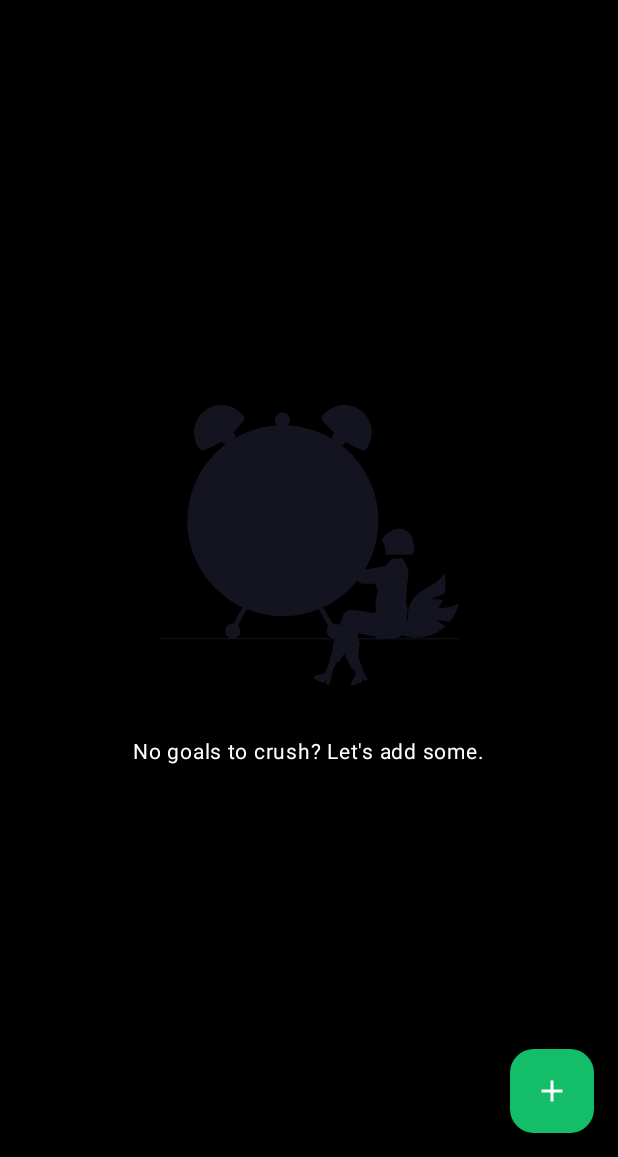
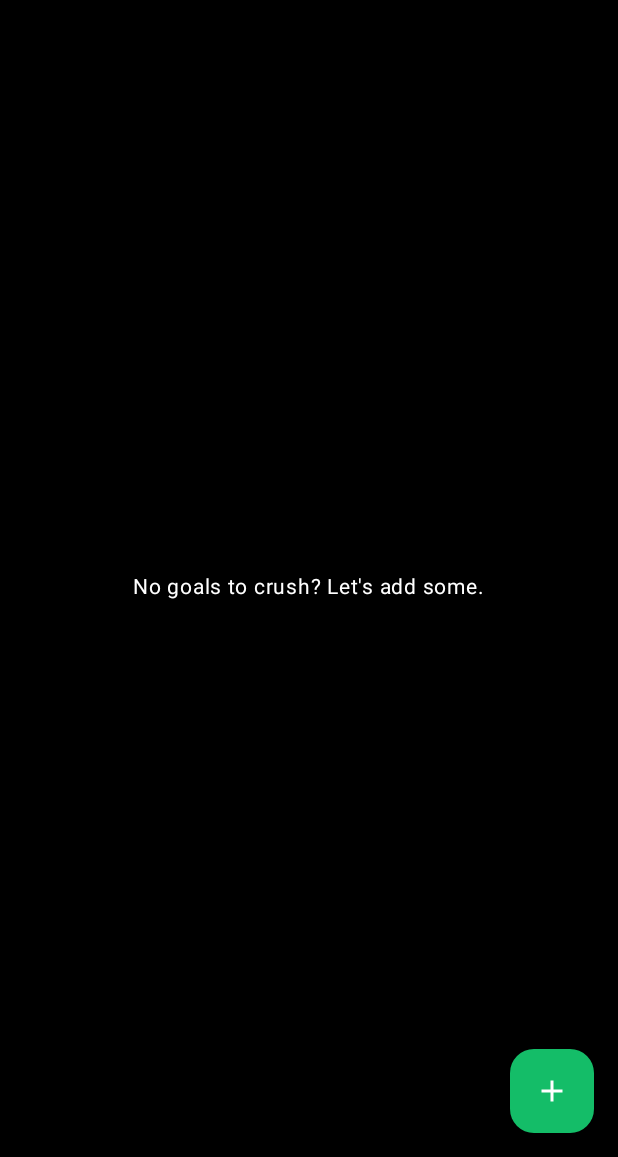
Before and after one commit to boryanz/Dead-line, an Android app built with Jetpack Compose: the screen it shows after launch (MainActivity), on a phone screen of 412 x 824 dp, the part 79-1236 px from its top. Run offline under Robolectric (Android 15) with nearby library versions, the phone set to English and light mode, and no system bars; our stand-ins replace Room's generated code; 1 statement that could not run was skipped.

Commit message:
removed icon from home screen

```diff
--- a/app/src/main/java/com/boryans/deadline/ui/screen/home/HomeContent.kt
+++ b/app/src/main/java/com/boryans/deadline/ui/screen/home/HomeContent.kt
@@ -2,17 +2,10 @@ package com.boryans.deadline.ui.screen.home
 
 import androidx.compose.foundation.layout.Arrangement
 import androidx.compose.foundation.layout.Column
-import androidx.compose.foundation.layout.Spacer
-import androidx.compose.foundation.layout.height
 import androidx.compose.foundation.lazy.LazyColumn
 import androidx.compose.foundation.lazy.items
-import androidx.compose.material3.Icon
 import androidx.compose.runtime.Composable
 import androidx.compose.ui.Alignment
-import androidx.compose.ui.Modifier
-import androidx.compose.ui.res.painterResource
-import androidx.compose.ui.unit.dp
-import com.boryans.deadline.R
 import com.boryans.deadline.ui.components.DeadlineItem
 import com.boryans.deadline.ui.components.SwipeToDeleteContainer
 import com.boryans.deadline.ui.components.Text
@@ -52,11 +45,6 @@ private fun EmptyDeadlinesContent() {
     horizontalAlignment = Alignment.CenterHorizontally,
     verticalArrangement = Arrangement.Center
   ) {
-    Icon(
-      painter = painterResource(id = R.drawable.ic_deadline),
-      contentDescription = "deadline icon"
-    )
-    Spacer(modifier = Modifier.height(32.dp))
     Text.Default(text = "No goals to crush? Let's add some.")
   }
 }
```
